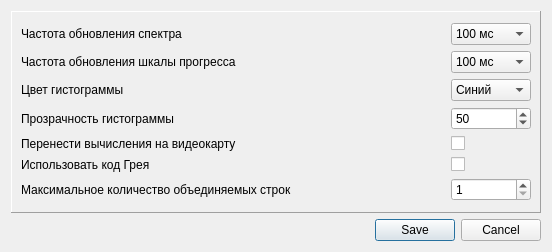
Above: settingsdialog.ui from Maxmaxgggg/Spectrum before the change. Below: the same form after it.
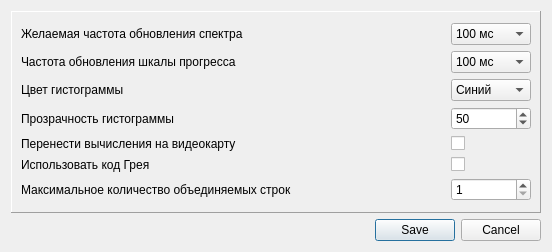
That is the form after the change. Icons and pictures are not drawn.

What changed in the file:
```diff
--- a/settingsdialog.ui
+++ b/settingsdialog.ui
@@ -212,7 +212,7 @@
         <item row="0" column="0">
          <widget class="QLabel" name="refreshSpectrumLBL">
           <property name="text">
-           <string>Частота обновления спектра</string>
+           <string>Желаемая частота обновления спектра</string>
           </property>
          </widget>
         </item>
```
